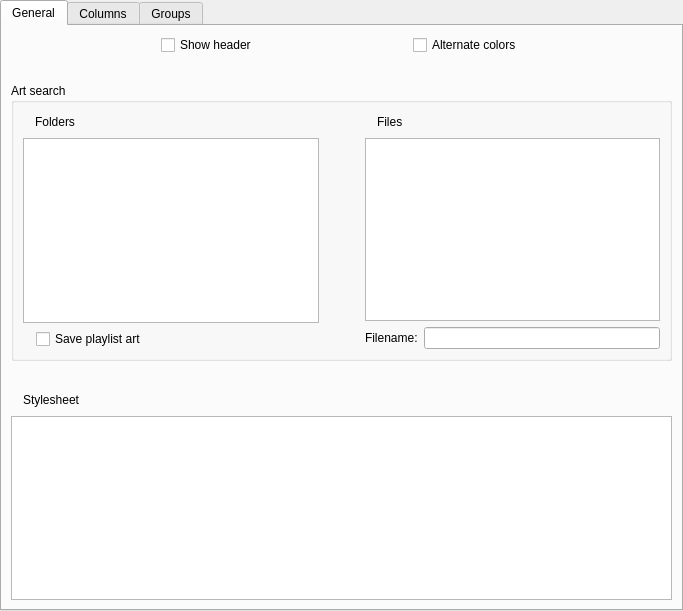
First picture: the form in SimplePlaylist/simpleplaylistprefswidget.ui, repository KirillDubinkin/Errorise, before the edit.
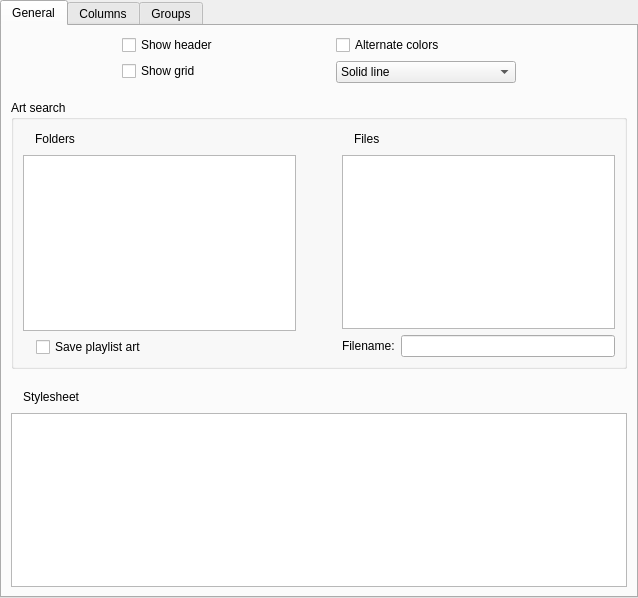
Second picture: the form after the edit.

Commit message: Added grid-line style settings in SimplePlaylist preferences

What changed in the file:
```diff
--- a/SimplePlaylist/simpleplaylistprefswidget.ui
+++ b/SimplePlaylist/simpleplaylistprefswidget.ui
@@ -6,8 +6,8 @@
    <rect>
     <x>0</x>
     <y>0</y>
-    <width>683</width>
-    <height>611</height>
+    <width>638</width>
+    <height>598</height>
    </rect>
   </property>
   <property name="windowTitle">
@@ -37,6 +37,8 @@
        </spacer>
       </item>
       <item>
+       <layout class="QVBoxLayout" name="verticalLayout_14">
+        <item>
        <widget class="QCheckBox" name="showHeaderBox">
         <property name="text">
          <string>Show header</string>
@@ -44,6 +46,15 @@
        </widget>
       </item>
       <item>
+         <widget class="QCheckBox" name="showGridBox">
+          <property name="text">
+           <string>Show grid</string>
+          </property>
+         </widget>
+        </item>
+       </layout>
+      </item>
+      <item>
        <spacer name="horizontalSpacer_2">
         <property name="orientation">
          <enum>Qt::Horizontal</enum>
@@ -57,11 +68,50 @@
        </spacer>
       </item>
       <item>
+       <layout class="QVBoxLayout" name="verticalLayout_15">
+        <item>
        <widget class="QCheckBox" name="alternateColorsBox">
         <property name="text">
          <string>Alternate colors</string>
         </property>
        </widget>
+        </item>
+        <item>
+         <widget class="QComboBox" name="gridBox">
+          <property name="minimumSize">
+           <size>
+            <width>180</width>
+            <height>0</height>
+           </size>
+          </property>
+          <item>
+           <property name="text">
+            <string>Solid line</string>
+           </property>
+          </item>
+          <item>
+           <property name="text">
+            <string>Dash line</string>
+           </property>
+          </item>
+          <item>
+           <property name="text">
+            <string>Dot line</string>
+           </property>
+          </item>
+          <item>
+           <property name="text">
+            <string>Dash Dot line</string>
+           </property>
+          </item>
+          <item>
+           <property name="text">
+            <string>Dash Dot Dot line</string>
+           </property>
+          </item>
+         </widget>
+        </item>
+       </layout>
       </item>
       <item>
        <spacer name="horizontalSpacer_3">
```
Lines whose indentation alone changed are shown as unchanged. The commit also changes 4 other files.
